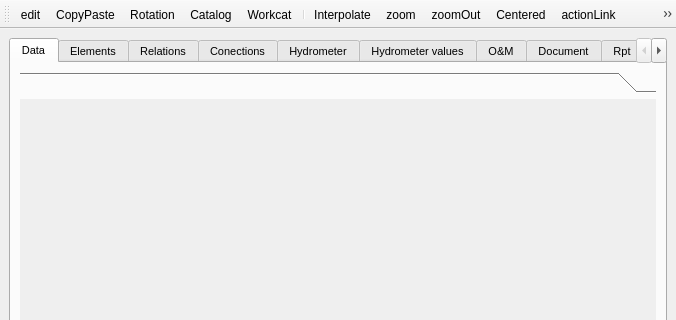
This is ui/api_cf.ui in Giswater/giswater_qgis_plugin as Qt 5 draws it before an edit; both pictures show x 0 to 676 and y 0 to 320 of the 676 by 601 pixel window. The edited form follows.
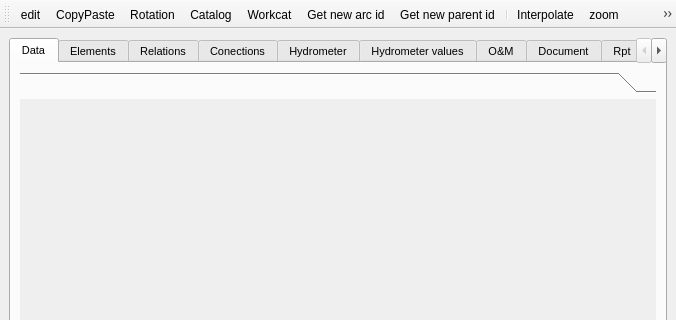
This is the edited form. Icons and pictures are not drawn.

Commit message: added new maptools into custom form

```diff
--- a/ui/api_cf.ui
+++ b/ui/api_cf.ui
@@ -816,6 +816,8 @@
    <addaction name="actionRotation"/>
    <addaction name="actionCatalog"/>
    <addaction name="actionWorkcat"/>
+   <addaction name="actionGetArcId"/>
+   <addaction name="actionGetParentId"/>
    <addaction name="separator"/>
    <addaction name="actionInterpolate"/>
    <addaction name="actionZoom"/>
@@ -992,6 +994,25 @@
     <bool>true</bool>
    </property>
   </action>
+  <action name="actionGetArcId">
+   <property name="checkable">
+    <bool>true</bool>
+   </property>
+   <property name="text">
+    <string>Get new arc id</string>
+   </property>
+   <property name="toolTip">
+    <string>Get new arc id</string>
+   </property>
+  </action>
+  <action name="actionGetParentId">
+   <property name="checkable">
+    <bool>true</bool>
+   </property>
+   <property name="text">
+    <string>Get new parent id</string>
+   </property>
+  </action>
  </widget>
  <tabstops>
   <tabstop>tab_main</tabstop>
```
Left out of the diff: 2 changed lines with no effect on the pictures. The commit also changes 4 other files.
